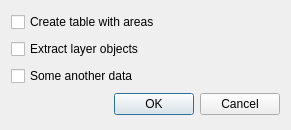
Before: the Qt Designer form layersettingsdialogbase.ui in nextgis/qgis_reporter, drawn with Qt 5.
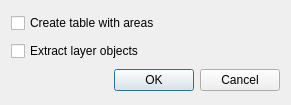
After: the same form once the commit is applied.

```diff
--- a/layersettingsdialogbase.ui
+++ b/layersettingsdialogbase.ui
@@ -7,7 +7,7 @@
     <x>0</x>
     <y>0</y>
     <width>291</width>
-    <height>130</height>
+    <height>105</height>
    </rect>
   </property>
   <property name="windowTitle">
@@ -28,13 +28,6 @@
      </property>
     </widget>
    </item>
-   <item>
-    <widget class="QCheckBox" name="chkOtherData">
-     <property name="text">
-      <string>Some another data</string>
-     </property>
-    </widget>
-   </item>
    <item>
     <widget class="QDialogButtonBox" name="buttonBox">
      <property name="orientation">
```
